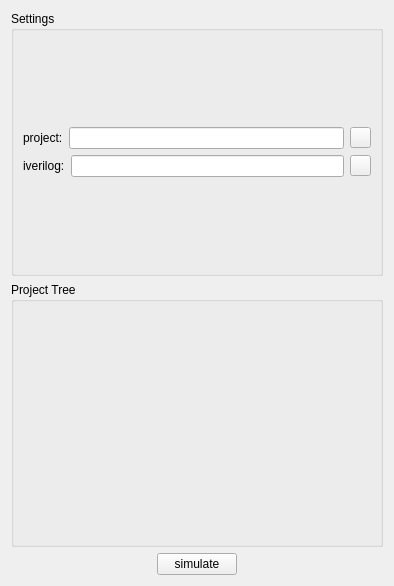
Above: source/ui/ui_module_simulate_widget.ui from Adancurusul/EveIDE_LIGHT before the change. Below: the same form after it.
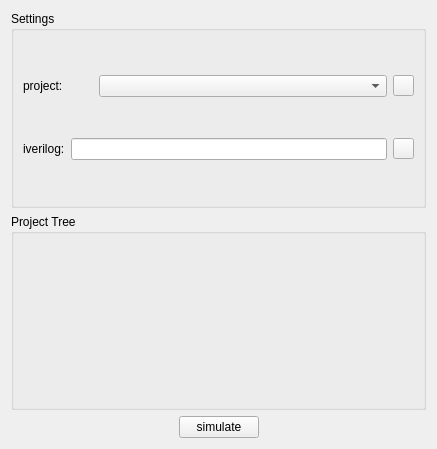
That is the form after the change. Icons and pictures are not drawn.

Commit message: add checkFile and simulate

```diff
--- a/source/ui/ui_module_simulate_widget.ui
+++ b/source/ui/ui_module_simulate_widget.ui
@@ -6,8 +6,8 @@
    <rect>
     <x>0</x>
     <y>0</y>
-    <width>394</width>
-    <height>586</height>
+    <width>437</width>
+    <height>449</height>
    </rect>
   </property>
   <property name="maximumSize">
@@ -19,26 +19,30 @@
   <property name="windowTitle">
    <string>Form</string>
   </property>
-  <layout class="QVBoxLayout" name="verticalLayout_3">
+  <layout class="QVBoxLayout" name="verticalLayout_2">
    <item>
     <widget class="QGroupBox" name="groupBox_2">
      <property name="title">
       <string>Settings </string>
      </property>
-     <layout class="QVBoxLayout" name="verticalLayout_2">
-      <item>
        <layout class="QVBoxLayout" name="verticalLayout">
         <item>
          <layout class="QHBoxLayout" name="horizontalLayout_2">
           <item>
            <widget class="QLabel" name="label">
+          <property name="maximumSize">
+           <size>
+            <width>70</width>
+            <height>16777215</height>
+           </size>
+          </property>
             <property name="text">
              <string>project:</string>
             </property>
            </widget>
           </item>
           <item>
-           <widget class="QLineEdit" name="projectPath_lineEdit"/>
+         <widget class="QComboBox" name="project_comboBox"/>
           </item>
           <item>
            <widget class="QPushButton" name="selectProjectPath_pushButton">
@@ -99,8 +103,6 @@
               <normaloff>:/pic/select.png</normaloff>:/pic/select.png</iconset>
             </property>
            </widget>
-          </item>
-         </layout>
         </item>
        </layout>
       </item>
```
Lines whose indentation alone changed are shown as unchanged. The commit also changes 21 other files.
